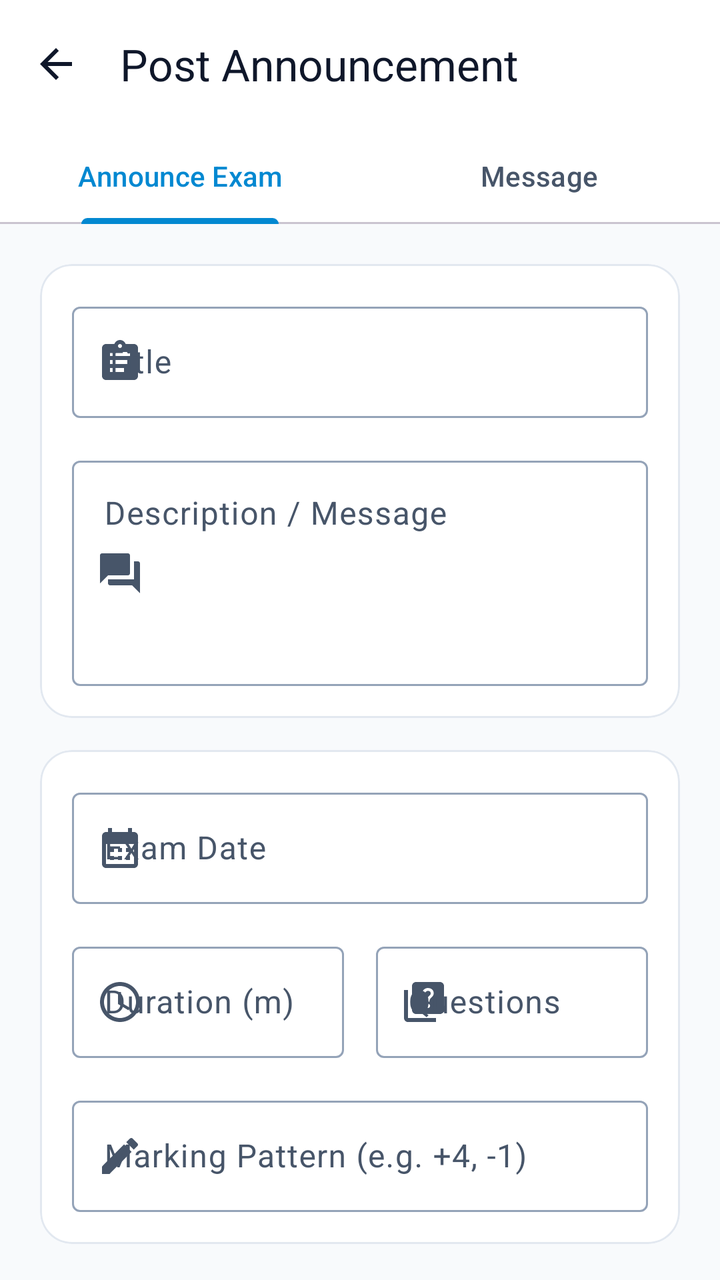
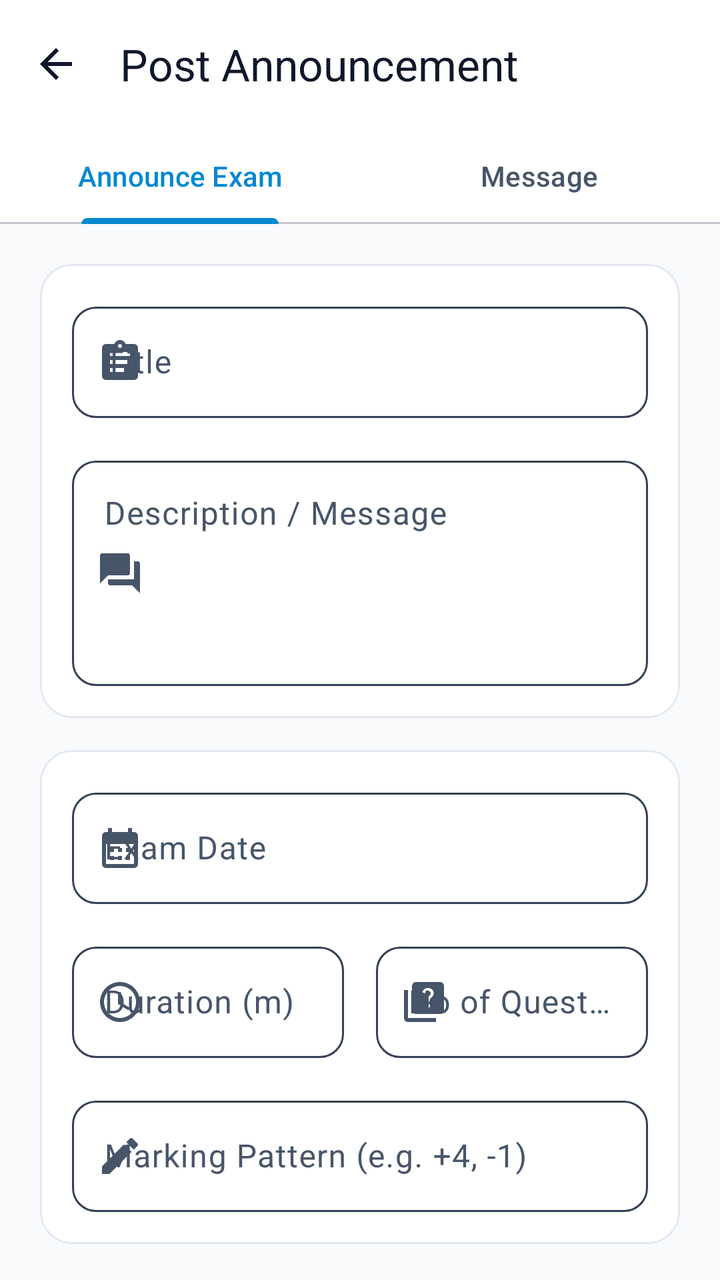

Compare the two renders of this Android layout. The source of the first and the diff that turns it into the second are given below.
<!-- AndroidManifest.xml: application theme Theme.TestMaster -->
<!-- res/layout/activity_post_announcement.xml -->
<?xml version="1.0" encoding="utf-8"?>
<androidx.coordinatorlayout.widget.CoordinatorLayout xmlns:android="http://schemas.android.com/apk/res/android"
    xmlns:app="http://schemas.android.com/apk/res-auto"
    xmlns:tools="http://schemas.android.com/tools"
    android:layout_width="match_parent"
    android:layout_height="match_parent"
    android:background="@color/background"
    android:fitsSystemWindows="true"
    tools:context=".activities.PostAnnouncementActivity">

    <com.google.android.material.appbar.AppBarLayout
        android:layout_width="match_parent"
        android:layout_height="wrap_content"
        android:background="@color/surface">

        <com.google.android.material.appbar.MaterialToolbar
            android:id="@+id/toolbar"
            android:layout_width="match_parent"
            android:layout_height="?attr/actionBarSize"
            app:title="Post Announcement"
            app:titleTextColor="@color/onSurface"
            app:navigationIcon="@drawable/baseline_arrow_back_24"
            app:navigationIconTint="@color/onSurface" />

        <com.google.android.material.tabs.TabLayout
            android:id="@+id/tab_layout"
            android:layout_width="match_parent"
            android:layout_height="wrap_content"
            app:tabIndicatorColor="@color/bluetint"
            app:tabSelectedTextColor="@color/bluetint"
            app:tabTextColor="@color/onSurfaceVariant">

            <com.google.android.material.tabs.TabItem
                android:layout_width="wrap_content"
                android:layout_height="wrap_content"
                android:text="Announce Exam" />

            <com.google.android.material.tabs.TabItem
                android:layout_width="wrap_content"
                android:layout_height="wrap_content"
                android:text="Message" />
        </com.google.android.material.tabs.TabLayout>

    </com.google.android.material.appbar.AppBarLayout>

    <androidx.core.widget.NestedScrollView
        android:layout_width="match_parent"
        android:layout_height="match_parent"
        app:layout_behavior="@string/appbar_scrolling_view_behavior">

        <LinearLayout
            android:layout_width="match_parent"
            android:layout_height="wrap_content"
            android:orientation="vertical"
            android:padding="20dp">

            
            <com.google.android.material.card.MaterialCardView
                android:layout_width="match_parent"
                android:layout_height="wrap_content"
                app:cardCornerRadius="16dp"
                app:cardElevation="0dp"
                app:strokeWidth="1dp"
                app:strokeColor="@color/surfaceVariant"
                app:cardBackgroundColor="@color/surface">

                <LinearLayout
                    android:layout_width="match_parent"
                    android:layout_height="wrap_content"
                    android:orientation="vertical"
                    android:padding="16dp">

                    <com.google.android.material.textfield.TextInputLayout
                        style="@style/Widget.Material3.TextInputLayout.OutlinedBox"
                        android:layout_width="match_parent"
                        android:layout_height="wrap_content"
                        android:hint="Title"
                        app:startIconDrawable="@drawable/baseline_assignment_24">

                        <com.google.android.material.textfield.TextInputEditText
                            android:id="@+id/et_title"
                            android:layout_width="match_parent"
                            android:layout_height="wrap_content"
                            android:inputType="textCapSentences" />
                    </com.google.android.material.textfield.TextInputLayout>

                    <com.google.android.material.textfield.TextInputLayout
                        style="@style/Widget.Material3.TextInputLayout.OutlinedBox"
                        android:layout_width="match_parent"
                        android:layout_height="wrap_content"
                        android:layout_marginTop="16dp"
                        android:hint="Description / Message"
                        app:startIconDrawable="@drawable/baseline_forum_24">

                        <com.google.android.material.textfield.TextInputEditText
                            android:id="@+id/et_description"
                            android:layout_width="match_parent"
                            android:layout_height="wrap_content"
                            android:gravity="top"
                            android:inputType="textMultiLine"
                            android:minLines="4" />
                    </com.google.android.material.textfield.TextInputLayout>

                </LinearLayout>
            </com.google.android.material.card.MaterialCardView>

            
            <LinearLayout
                android:id="@+id/ll_exam_fields"
                android:layout_width="match_parent"
                android:layout_height="wrap_content"
                android:layout_marginTop="16dp"
                android:orientation="vertical">

                <com.google.android.material.card.MaterialCardView
                    android:layout_width="match_parent"
                    android:layout_height="wrap_content"
                    app:cardCornerRadius="16dp"
                    app:cardElevation="0dp"
                    app:strokeWidth="1dp"
                    app:strokeColor="@color/surfaceVariant"
                    app:cardBackgroundColor="@color/surface">

                    <LinearLayout
                        android:layout_width="match_parent"
                        android:layout_height="wrap_content"
                        android:orientation="vertical"
                        android:padding="16dp">

                        <com.google.android.material.textfield.TextInputLayout
                            style="@style/Widget.Material3.TextInputLayout.OutlinedBox"
                            android:layout_width="match_parent"
                            android:layout_height="wrap_content"
                            android:hint="Exam Date"
                            app:startIconDrawable="@drawable/baseline_calendar_month_24">

                            <com.google.android.material.textfield.TextInputEditText
                                android:id="@+id/et_exam_date"
                                android:layout_width="match_parent"
                                android:layout_height="wrap_content"
                                android:focusable="false"
                                android:inputType="none" />
                        </com.google.android.material.textfield.TextInputLayout>

                        <LinearLayout
                            android:layout_width="match_parent"
                            android:layout_height="wrap_content"
                            android:layout_marginTop="16dp"
                            android:orientation="horizontal">

                            <com.google.android.material.textfield.TextInputLayout
                                style="@style/Widget.Material3.TextInputLayout.OutlinedBox"
                                android:layout_width="0dp"
                                android:layout_height="wrap_content"
                                android:layout_weight="1"
                                android:layout_marginEnd="8dp"
                                android:hint="Duration (m)"
                                app:startIconDrawable="@drawable/baseline_access_time_24">

                                <com.google.android.material.textfield.TextInputEditText
                                    android:id="@+id/et_duration"
                                    android:layout_width="match_parent"
                                    android:layout_height="wrap_content"
                                    android:inputType="number" />
                            </com.google.android.material.textfield.TextInputLayout>

                            <com.google.android.material.textfield.TextInputLayout
                                style="@style/Widget.Material3.TextInputLayout.OutlinedBox"
                                android:layout_width="0dp"
                                android:layout_height="wrap_content"
                                android:layout_weight="1"
                                android:layout_marginStart="8dp"
                                android:hint="Questions"
                                app:startIconDrawable="@drawable/baseline_quiz_24">

                                <com.google.android.material.textfield.TextInputEditText
                                    android:id="@+id/et_questions"
                                    android:layout_width="match_parent"
                                    android:layout_height="wrap_content"
                                    android:inputType="number" />
                            </com.google.android.material.textfield.TextInputLayout>
                        </LinearLayout>

                        <com.google.android.material.textfield.TextInputLayout
                            style="@style/Widget.Material3.TextInputLayout.OutlinedBox"
                            android:layout_width="match_parent"
                            android:layout_height="wrap_content"
                            android:layout_marginTop="16dp"
                            android:hint="Marking Pattern (e.g. +4, -1)"
                            app:startIconDrawable="@drawable/baseline_create_24">

                            <com.google.android.material.textfield.TextInputEditText
                                android:id="@+id/et_marking"
                                android:layout_width="match_parent"
                                android:layout_height="wrap_content"
                                android:inputType="text" />
                        </com.google.android.material.textfield.TextInputLayout>

                    </LinearLayout>
                </com.google.android.material.card.MaterialCardView>
            </LinearLayout>

            <com.google.android.material.button.MaterialButton
                android:id="@+id/btn_post"
                android:layout_width="match_parent"
                android:layout_height="56dp"
                android:layout_marginTop="32dp"
                android:text="Post to Subscribers"
                android:textAllCaps="false"
                android:textSize="16sp"
                android:textColor="@color/white"
                android:backgroundTint="@color/bluetint"
                app:cornerRadius="16dp"
                app:icon="@drawable/baseline_send_24"
                app:iconGravity="textStart" />

        </LinearLayout>
    </androidx.core.widget.NestedScrollView>

</androidx.coordinatorlayout.widget.CoordinatorLayout>
<!-- resources referenced by this layout -->
<resources>
  <color name="background">#F8FAFC</color>
  <color name="bluetint">#0288D1</color>
  <color name="onSurface">#0F172A</color>
  <color name="onSurfaceVariant">#475569</color>
  <color name="surface">#FFFFFF</color>
  <color name="surfaceVariant">#E2E8F0</color>
  <color name="white">#FFFFFFFF</color>
  <!-- drawable baseline_arrow_back_24 (drawable) -->
  <vector android:autoMirrored="true" android:height="24dp"
      android:tint="#000000" android:viewportHeight="24"
      android:viewportWidth="24" android:width="24dp" xmlns:android="http://schemas.android.com/apk/res/android">
      <path android:fillColor="@android:color/white" android:pathData="M20,11H7.83l5.59,-5.59L12,4l-8,8 8,8 1.41,-1.41L7.83,13H20v-2z"/>
  </vector>
  <!-- drawable baseline_calendar_month_24 (drawable) -->
  <vector android:height="24dp" android:tint="#000000"
      android:viewportHeight="24" android:viewportWidth="24"
      android:width="24dp" xmlns:android="http://schemas.android.com/apk/res/android">
      <path android:fillColor="@android:color/white" android:pathData="M19,4h-1V2h-2v2H8V2H6v2H5C3.89,4 3.01,4.9 3.01,6L3,20c0,1.1 0.89,2 2,2h14c1.1,0 2,-0.9 2,-2V6C21,4.9 20.1,4 19,4zM19,20H5V10h14V20zM9,14H7v-2h2V14zM13,14h-2v-2h2V14zM17,14h-2v-2h2V14zM9,18H7v-2h2V18zM13,18h-2v-2h2V18zM17,18h-2v-2h2V18z"/>
  </vector>
  <!-- drawable baseline_create_24 (drawable) -->
  <vector android:height="24dp" android:tint="#000000"
      android:viewportHeight="24" android:viewportWidth="24"
      android:width="24dp" xmlns:android="http://schemas.android.com/apk/res/android">
      <path android:fillColor="@android:color/white" android:pathData="M3,17.25V21h3.75L17.81,9.94l-3.75,-3.75L3,17.25zM20.71,7.04c0.39,-0.39 0.39,-1.02 0,-1.41l-2.34,-2.34c-0.39,-0.39 -1.02,-0.39 -1.41,0l-1.83,1.83 3.75,3.75 1.83,-1.83z"/>
  </vector>
  <!-- drawable baseline_forum_24 (drawable) -->
  <vector android:height="24dp" android:tint="#000000"
      android:viewportHeight="24" android:viewportWidth="24"
      android:width="24dp" xmlns:android="http://schemas.android.com/apk/res/android">
      <path android:fillColor="@android:color/white" android:pathData="M21,6h-2v9L6,15v2c0,0.55 0.45,1 1,1h11l4,4L22,7c0,-0.55 -0.45,-1 -1,-1zM17,12L17,3c0,-0.55 -0.45,-1 -1,-1L3,2c-0.55,0 -1,0.45 -1,1v14l4,-4h10c0.55,0 1,-0.45 1,-1z"/>
  </vector>
  <!-- drawable baseline_send_24 (drawable) -->
  <vector android:autoMirrored="true" android:height="24dp"
      android:tint="#000000" android:viewportHeight="24"
      android:viewportWidth="24" android:width="24dp" xmlns:android="http://schemas.android.com/apk/res/android">
      <path android:fillColor="@android:color/white" android:pathData="M2.01,21L23,12 2.01,3 2,10l15,2 -15,2z"/>
  </vector>
  <style name="Theme.TestMaster" parent="Base.Theme.TestMaster" />
  <color name="primary">#FFFFFF</color>
  <color name="onPrimary">#0F172A</color>
  <color name="primaryContainer">#F1F5F9</color>
  <color name="onPrimaryContainer">#0F172A</color>
  <color name="secondary">#64748B</color>
  <color name="onSecondary">#FFFFFF</color>
  <color name="secondaryContainer">#E2E8F0</color>
  <color name="onSecondaryContainer">#0F172A</color>
  <color name="outline">#94A3B8</color>
  <color name="error">#DC2626</color>
  <color name="onError">#FFFFFF</color>
  <color name="errorContainer">#FEE2E2</color>
  <color name="onErrorContainer">#7F1D1D</color>
  <color name="accent">#334155</color>
  <!-- unchanged entries left out for length: 4 -->
</resources>

<!-- the commit's change to res/layout/activity_post_announcement.xml (unified diff, before → after) -->
@@ -75,6 +75,13 @@
                         android:layout_width="match_parent"
                         android:layout_height="wrap_content"
                         android:hint="Title"
+                        android:theme="@style/ThemeOverlay.AppTheme.TextInputEditText.Outlined"
+                        app:boxCornerRadiusBottomEnd="12dp"
+                        app:boxCornerRadiusBottomStart="12dp"
+                        app:boxCornerRadiusTopEnd="12dp"
+                        app:boxCornerRadiusTopStart="12dp"
+                        app:boxStrokeColor="@color/text_input_stroke"
+                        app:hintTextColor="@color/onSurfaceVariant"
                         app:startIconDrawable="@drawable/baseline_assignment_24">
 
                         <com.google.android.material.textfield.TextInputEditText
@@ -90,6 +97,13 @@
                         android:layout_height="wrap_content"
                         android:layout_marginTop="16dp"
                         android:hint="Description / Message"
+                        android:theme="@style/ThemeOverlay.AppTheme.TextInputEditText.Outlined"
+                        app:boxCornerRadiusBottomEnd="12dp"
+                        app:boxCornerRadiusBottomStart="12dp"
+                        app:boxCornerRadiusTopEnd="12dp"
+                        app:boxCornerRadiusTopStart="12dp"
+                        app:boxStrokeColor="@color/text_input_stroke"
+                        app:hintTextColor="@color/onSurfaceVariant"
                         app:startIconDrawable="@drawable/baseline_forum_24">
 
                         <com.google.android.material.textfield.TextInputEditText
@@ -132,6 +146,13 @@
                             android:layout_width="match_parent"
                             android:layout_height="wrap_content"
                             android:hint="Exam Date"
+                            android:theme="@style/ThemeOverlay.AppTheme.TextInputEditText.Outlined"
+                            app:boxCornerRadiusBottomEnd="12dp"
+                            app:boxCornerRadiusBottomStart="12dp"
+                            app:boxCornerRadiusTopEnd="12dp"
+                            app:boxCornerRadiusTopStart="12dp"
+                            app:boxStrokeColor="@color/text_input_stroke"
+                            app:hintTextColor="@color/onSurfaceVariant"
                             app:startIconDrawable="@drawable/baseline_calendar_month_24">
 
                             <com.google.android.material.textfield.TextInputEditText
@@ -154,6 +175,13 @@
                                 android:layout_height="wrap_content"
                                 android:layout_weight="1"
                                 android:layout_marginEnd="8dp"
+                                android:theme="@style/ThemeOverlay.AppTheme.TextInputEditText.Outlined"
+                                app:boxCornerRadiusBottomEnd="12dp"
+                                app:boxCornerRadiusBottomStart="12dp"
+                                app:boxCornerRadiusTopEnd="12dp"
+                                app:boxCornerRadiusTopStart="12dp"
+                                app:boxStrokeColor="@color/text_input_stroke"
+                                app:hintTextColor="@color/onSurfaceVariant"
                                 android:hint="Duration (m)"
                                 app:startIconDrawable="@drawable/baseline_access_time_24">
 
@@ -170,7 +198,14 @@
                                 android:layout_height="wrap_content"
                                 android:layout_weight="1"
                                 android:layout_marginStart="8dp"
-                                android:hint="Questions"
+                                android:hint="No of Questions"
+                                android:theme="@style/ThemeOverlay.AppTheme.TextInputEditText.Outlined"
+                                app:boxCornerRadiusBottomEnd="12dp"
+                                app:boxCornerRadiusBottomStart="12dp"
+                                app:boxCornerRadiusTopEnd="12dp"
+                                app:boxCornerRadiusTopStart="12dp"
+                                app:boxStrokeColor="@color/text_input_stroke"
+                                app:hintTextColor="@color/onSurfaceVariant"
                                 app:startIconDrawable="@drawable/baseline_quiz_24">
 
                                 <com.google.android.material.textfield.TextInputEditText
@@ -186,6 +221,13 @@
                             android:layout_width="match_parent"
                             android:layout_height="wrap_content"
                             android:layout_marginTop="16dp"
+                            android:theme="@style/ThemeOverlay.AppTheme.TextInputEditText.Outlined"
+                            app:boxCornerRadiusBottomEnd="12dp"
+                            app:boxCornerRadiusBottomStart="12dp"
+                            app:boxCornerRadiusTopEnd="12dp"
+                            app:boxCornerRadiusTopStart="12dp"
+                            app:boxStrokeColor="@color/text_input_stroke"
+                            app:hintTextColor="@color/onSurfaceVariant"
                             android:hint="Marking Pattern (e.g. +4, -1)"
                             app:startIconDrawable="@drawable/baseline_create_24">
 
<!-- resource entries referenced after the edit -->
@@ -37,6 +37,9 @@
       android:viewportWidth="24" android:width="24dp" xmlns:android="http://schemas.android.com/apk/res/android">
       <path android:fillColor="@android:color/white" android:pathData="M2.01,21L23,12 2.01,3 2,10l15,2 -15,2z"/>
   </vector>
+  <style name="ThemeOverlay.AppTheme.TextInputEditText.Outlined" parent="">
+          <item name="colorControlActivated">@color/accent</item>
+      </style>
   <style name="Theme.TestMaster" parent="Base.Theme.TestMaster" />
   <color name="primary">#FFFFFF</color>
   <color name="onPrimary">#0F172A</color>
